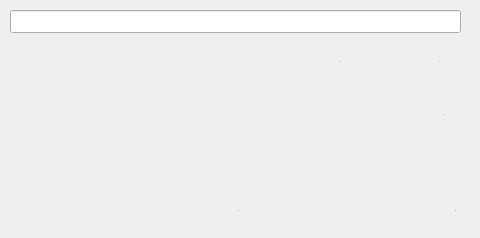
Above: keypad.ui from cjwhome/2bTouch before the change. Below: the same form after it.
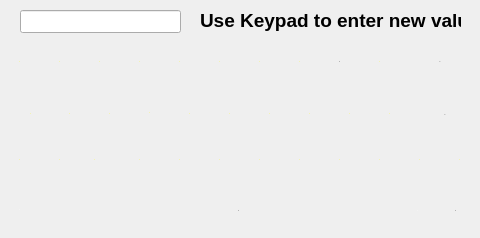
That is the form after the change. Icons and pictures are not drawn.

Commit message: decreased the time for settings changes and improved the format of the settings view and made a status label on mainwindow for warmup.  still need to combine fan speeds and photodiode voltage for this status

What changed in the file:
```diff
--- a/keypad.ui
+++ b/keypad.ui
@@ -972,13 +972,26 @@
   <widget class="QLineEdit" name="lineEdit">
    <property name="geometry">
     <rect>
-     <x>10</x>
+     <x>20</x>
      <y>10</y>
-     <width>451</width>
+     <width>161</width>
      <height>23</height>
     </rect>
    </property>
   </widget>
+  <widget class="QLabel" name="label">
+   <property name="geometry">
+    <rect>
+     <x>200</x>
+     <y>10</y>
+     <width>261</width>
+     <height>21</height>
+    </rect>
+   </property>
+   <property name="text">
+    <string>Use Keypad to enter new value</string>
+   </property>
+  </widget>
   <zorder>vbutton</zorder>
   <zorder>zbutton</zorder>
   <zorder>cbutton</zorder>
```
Left out of the diff: 1 changed line with no effect on the pictures. The commit also changes 15 other files.
